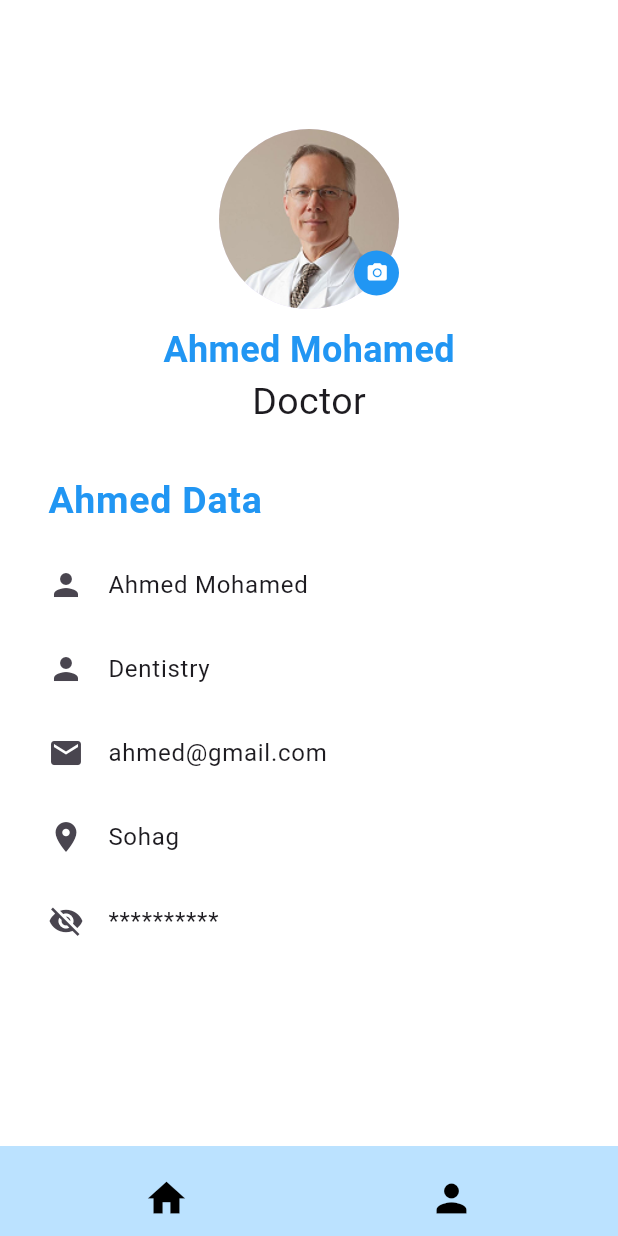
After one commit to MohamedkamalSoudi/Smart-Care, a Flutter app: the ProfileView screen opened by its route, on a phone screen of 412 x 824 dp. The commit adds this screen. Run offline on Flutter 3.47's test engine with Material 3 defaults, Android fonts, the phone set to English and light mode, and no system bars.

Commit message:
creat page profile

```diff
--- a/lib/features/splash/presentation/home/widgets/custom_bottom_navgbar.dart
+++ b/lib/features/splash/presentation/home/widgets/custom_bottom_navgbar.dart
@@ -1,4 +1,6 @@
 import 'package:flutter/material.dart';
+import 'package:smart_care_app/features/splash/presentation/home/Home_view.dart';
+import 'package:smart_care_app/features/splash/presentation/profile/profile_view.dart';
 
 class CustomBottomNavBar extends StatelessWidget {
   @override
@@ -13,12 +15,16 @@ class CustomBottomNavBar extends StatelessWidget {
           IconButton(
             icon: const Icon(Icons.home, color: Colors.black),
             iconSize: 30,
-            onPressed: () {},
+            onPressed: () {
+              Navigator.pop(context, HomeView.id);
+            },
           ),
           IconButton(
             icon: const Icon(Icons.person, color: Colors.black),
             iconSize: 30,
-            onPressed: () {},
+            onPressed: () {
+              Navigator.pushNamed(context, ProfileView.id);
+            },
           ),
         ],
       ),
--- /dev/null
+++ b/lib/features/splash/presentation/profile/profile_view.dart
@@ -0,0 +1,13 @@
+import 'package:flutter/material.dart';
+import 'package:smart_care_app/features/splash/presentation/profile/widgets/profile_page.dart';
+
+class ProfileView extends StatelessWidget {
+  const ProfileView({super.key});
+  static const id = 'ProfileView';
+  @override
+  Widget build(BuildContext context) {
+    return Scaffold(
+      body: ProfilePage(),
+    );
+  }
+}
--- /dev/null
+++ b/lib/features/splash/presentation/profile/widgets/profile_page.dart
@@ -0,0 +1,95 @@
+import 'package:flutter/material.dart';
+import 'package:smart_care_app/features/splash/presentation/home/widgets/custom_bottom_navgbar.dart';
+
+class ProfilePage extends StatefulWidget {
+  @override
+  _ProfilePageState createState() => _ProfilePageState();
+}
+
+class _ProfilePageState extends State<ProfilePage> {
+  bool _isPasswordVisible = false;
+
+  void _togglePasswordVisibility() {
+    setState(() {
+      _isPasswordVisible = !_isPasswordVisible;
+    });
+  }
+
+  @override
+  Widget build(BuildContext context) {
+    return Scaffold(
+      backgroundColor: Colors.white,
+      body: SingleChildScrollView(
+        child: Padding(
+          padding: const EdgeInsets.all(16.0),
+          child: Column(
+            children: [
+              SizedBox(height: 70,),
+              Stack(
+                children: [
+                  CircleAvatar(
+                    radius: 60,
+                    backgroundImage: AssetImage('assets/images/Bitmap.png'),
+                  ),
+                  Positioned(
+                    bottom: 0,
+                    right: 0,
+                    child: Container(
+                      width: 30,
+                      decoration: BoxDecoration(
+                        color: Colors.blue,
+                        shape: BoxShape.circle,
+                      ),
+                      child: IconButton(
+                        icon: Icon(Icons.camera_alt, color: Colors.white, size: 15),
+                        onPressed: () {
+
+                        },
+                      ),
+                    ),
+                  ),
+                ],
+              ),
+              SizedBox(height: 10),
+              Text(
+                'Ahmed Mohamed',
+                style: TextStyle(fontSize: 24, color: Colors.blue, fontWeight: FontWeight.bold),
+              ),
+              Text(
+                'Doctor',
+                style: TextStyle(fontSize: 25),
+              ),
+              SizedBox(height: 20),
+              ListTile(
+                title: Text('Ahmed Data',style: TextStyle(color: Colors.blue ,fontSize: 25, fontWeight: FontWeight.bold),),
+              ),
+              ListTile(
+                leading: Icon(Icons.person),
+                title: Text('Ahmed Mohamed'),
+              ),
+              ListTile(
+                leading: Icon(Icons.person),
+                title: Text('Dentistry'),
+              ),
+              ListTile(
+                leading: Icon(Icons.email),
+                title: Text('ahmed@gmail.com'),
+              ),
+              ListTile(
+                leading: Icon(Icons.location_on),
+                title: Text('Sohag'),
+              ),
+              ListTile(
+                leading: Icon(_isPasswordVisible ? Icons.visibility : Icons.visibility_off),
+                title: Text(_isPasswordVisible ? '**********' : '**********'),
+                onTap: _togglePasswordVisibility,
+              ),
+            ],
+          ),
+        ),
+      ),
+
+      bottomNavigationBar: CustomBottomNavBar(),
+    );
+  }
+}
--- a/lib/features/splash/presentation/views/widgets/splash_view_body.dart
+++ b/lib/features/splash/presentation/views/widgets/splash_view_body.dart
@@ -89,9 +89,9 @@ class _SplashViewBodyState extends State<SplashViewBody> {
                   height: 90,
                 ),
                 Row(
-                  mainAxisAlignment: MainAxisAlignment.spaceBetween,
+                  mainAxisAlignment: MainAxisAlignment.end,
                   children: [
-                    SizedBox(width: MediaQuery.of(context).size.width /12),
+                    //SizedBox(width: MediaQuery.of(context).size.width /3.5),
                     DotIndicator(currentPage: currentPage, totalPages: 3),
                     Padding(
                       padding: const EdgeInsets.only(left: 80, right: 20),
--- a/lib/main.dart
+++ b/lib/main.dart
@@ -1,5 +1,6 @@
 import 'package:flutter/material.dart';
 import 'package:smart_care_app/features/splash/presentation/home/Home_view.dart';
+import 'package:smart_care_app/features/splash/presentation/profile/profile_view.dart';
 
 import 'features/login/views/login_view.dart';
 import 'features/logo/views/logo_view.dart';
@@ -21,6 +22,7 @@ class SmartCare extends StatelessWidget {
         RoleSelectionView.id: (context) => RoleSelectionView(),
         LoginView.id: (context) => LoginView(),
         HomeView.id: (context) => HomeView(),
+        ProfileView.id: (context) => ProfileView(),
       },
       debugShowCheckedModeBanner: false,
       initialRoute: SplashView.id,
```
Also changed, not shown: assets/images/Bitmap.png (added).
